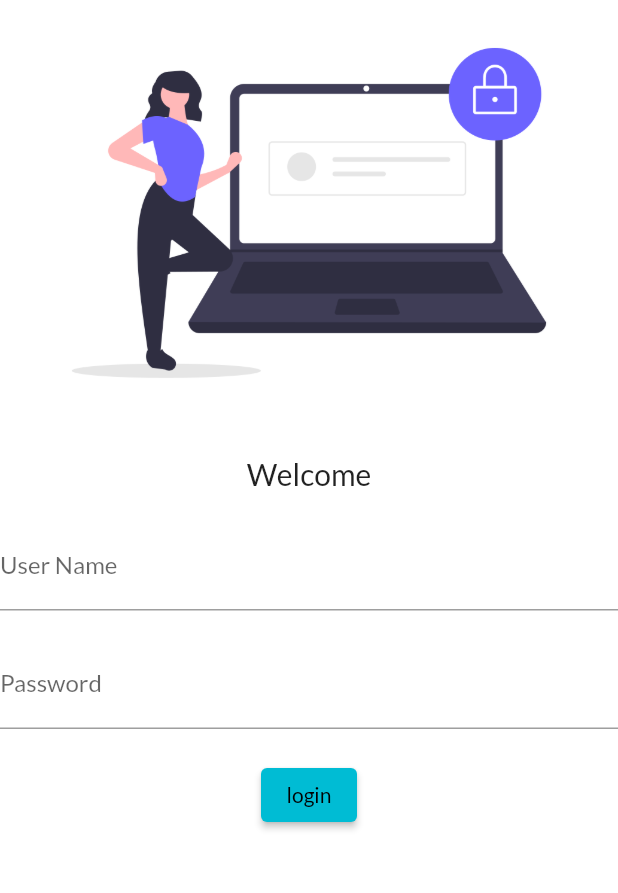
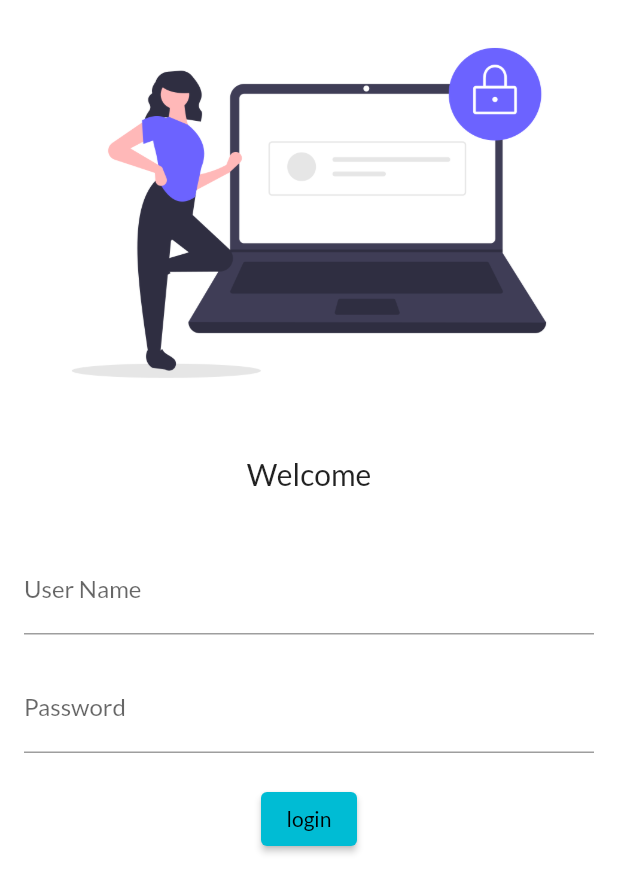
Before and after one commit to Hammad-Basharat/30daysofflutter, a Flutter app: the screen it shows after launch, on a phone screen of 412 x 824 dp. Shown: the top 893 px of the screen. Run offline on Flutter 3.47's test engine with Material 2 defaults, Android fonts, the light colour scheme and no system bars; our stand-ins replace google_fonts.

Commit message:
day 4 completed

```diff
--- a/lib/pages/login_page.dart
+++ b/lib/pages/login_page.dart
@@ -23,7 +23,8 @@ class LoginPage extends StatelessWidget {
           SizedBox(
             height: 20,
           ),
-          Column(
+          Padding(padding:  const EdgeInsets.symmetric(vertical: 16, horizontal: 16 ),
+            child: Column(
               children: [
                 TextFormField(
                   decoration: InputDecoration(
@@ -51,6 +52,7 @@ class LoginPage extends StatelessWidget {
                     child: Text("login"))
               ],
             ),
+          ),
         ],
       ),
     );
```
Lines whose indentation alone changed are shown as unchanged.
